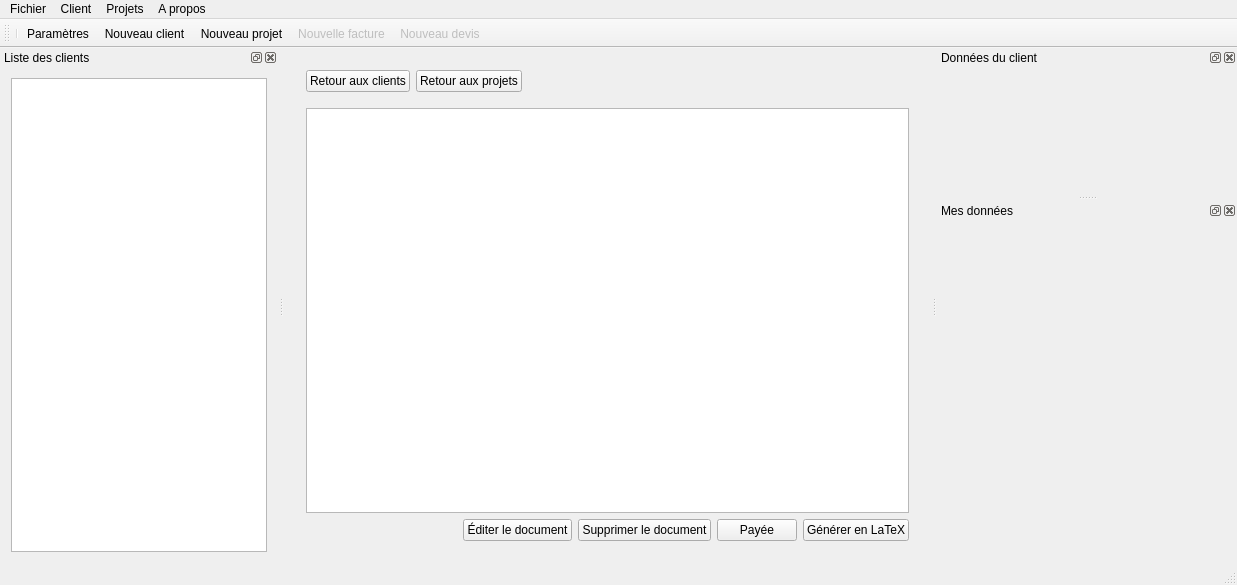
Old version of the form src/gui/mainwindow/mainwindow.ui in the repository FACT-Team/FactDev.
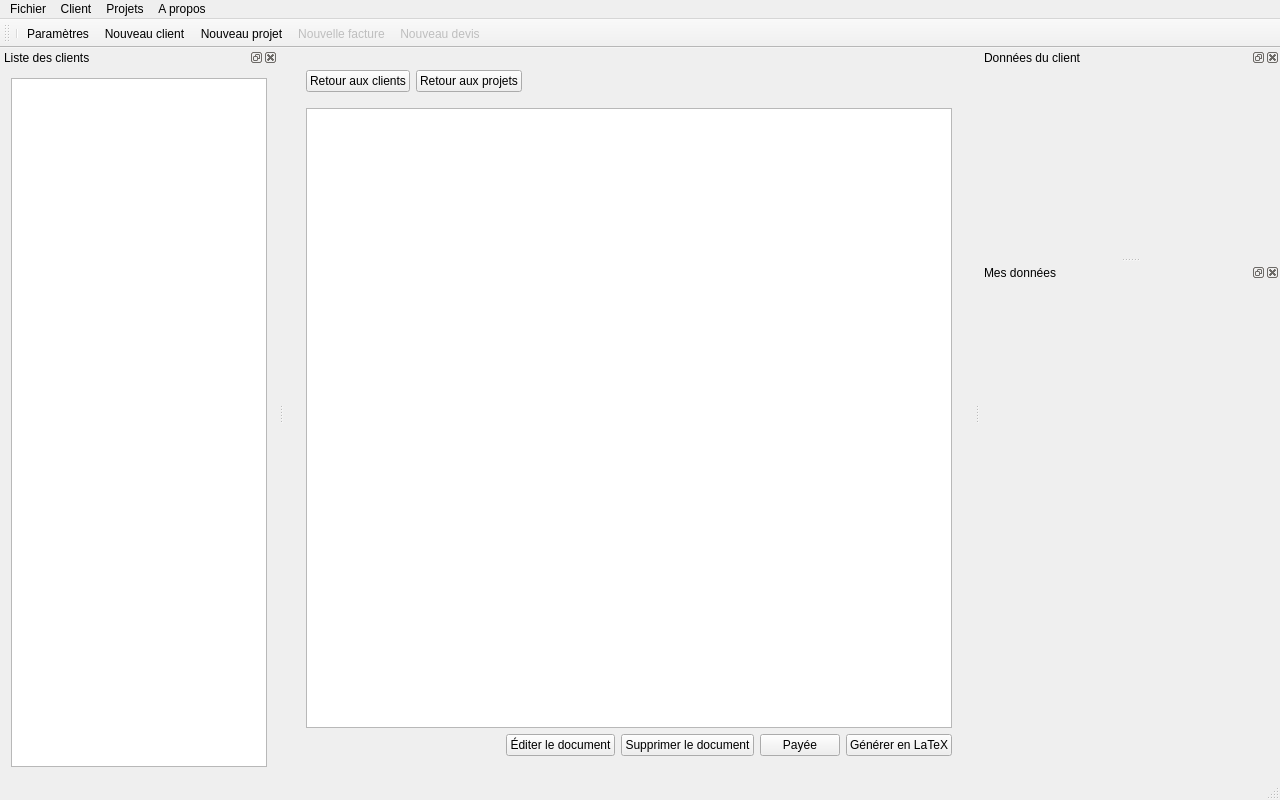
New version of the form. Icons and pictures are not drawn. Custom widgets are drawn as their Qt base class.

The edit to the form file:
```diff
--- a/src/gui/mainwindow/mainwindow.ui
+++ b/src/gui/mainwindow/mainwindow.ui
@@ -6,8 +6,8 @@
    <rect>
     <x>0</x>
     <y>0</y>
-    <width>1237</width>
-    <height>585</height>
+    <width>1280</width>
+    <height>800</height>
    </rect>
   </property>
   <property name="windowTitle">
@@ -356,7 +356,7 @@
     <rect>
      <x>0</x>
      <y>0</y>
-     <width>1237</width>
+     <width>1280</width>
      <height>20</height>
     </rect>
    </property>
```
